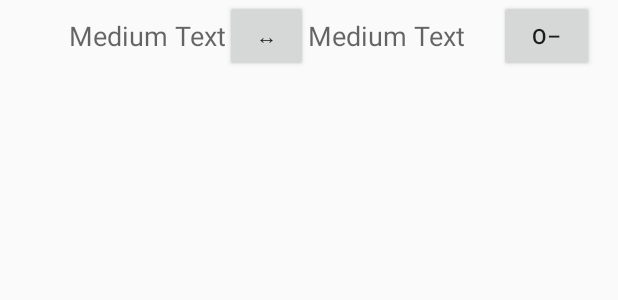
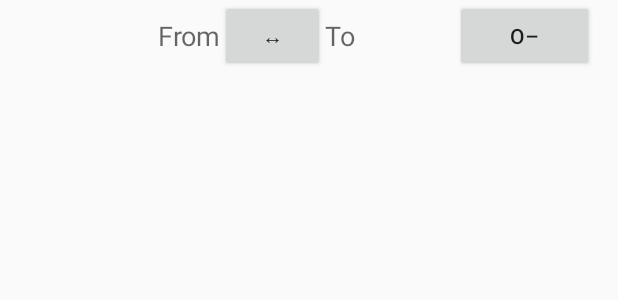
Before and after one commit to agule/LeoEx, an Android app: the layout fragment_main.xml on its own in the app's theme, with its tools: preview values and no code run, on a phone screen of 412 x 824 dp. Shown: the top 300 px of the screen. Run offline under Robolectric (Android 15) with nearby library versions, the phone set to English and light mode, and no system bars.

Commit message:
Minor cleanup for Main Activity layout

```diff
--- a/app/src/main/res/layout/fragment_main.xml
+++ b/app/src/main/res/layout/fragment_main.xml
@@ -17,7 +17,7 @@
             android:layout_width="wrap_content"
             android:layout_height="wrap_content"
             android:textAppearance="?android:attr/textAppearanceMedium"
-            android:text="Medium Text"
+            android:text="From"
             android:id="@+id/textFrom"
             android:layout_gravity="center_vertical"
             android:layout_weight="4"
@@ -36,7 +36,7 @@
             android:layout_width="wrap_content"
             android:layout_height="wrap_content"
             android:textAppearance="?android:attr/textAppearanceMedium"
-            android:text="Medium Text"
+            android:text="To"
             android:id="@+id/textTo"
             android:layout_gravity="center_vertical"
             android:layout_weight="3" />
```
